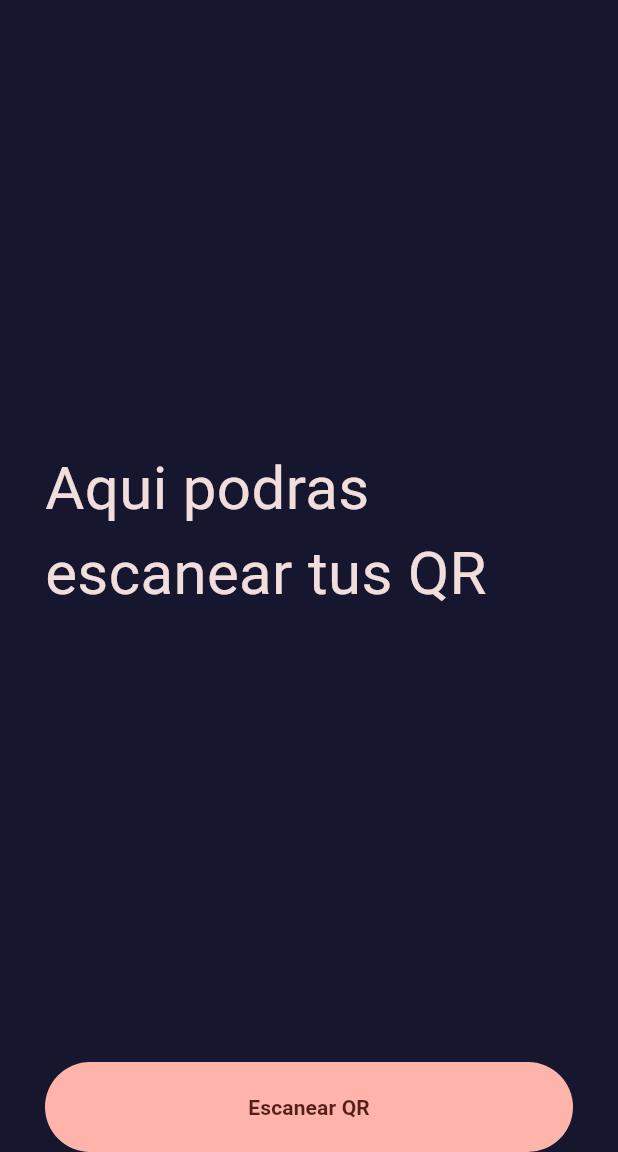
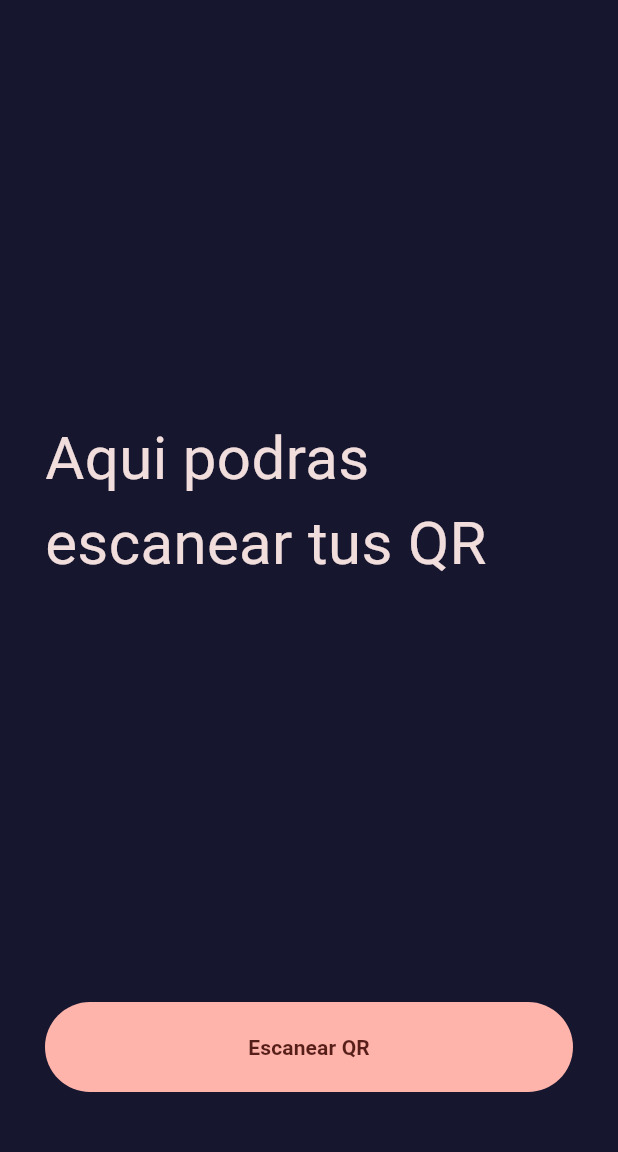
Before and after one commit to jbaptistadev/QR-scanner-app, a Flutter app: the QRScannerScreen screen opened by its route, on a phone screen of 412 x 824 dp, the part 84-1236 px from its top. Run offline on Flutter 3.47's test engine with Material 3 defaults, Android fonts, the phone set to English and light mode, and no system bars; our stand-ins replace equatable, flutter_bloc, flutter_dotenv, formz, go_router, sqflite; missing offline and left inert: encrypt_shared_preferences; accounts and stored records are empty.

Commit message:
Add padding to QR scanner button for improved layout

```diff
--- a/lib/presentation/screens/qr_scanner/qr-scanner_screen.dart
+++ b/lib/presentation/screens/qr_scanner/qr-scanner_screen.dart
@@ -29,9 +29,12 @@ class QRScannerScreen extends StatelessWidget {
               SizedBox(),
               Text('Aqui podras escanear tus QR',
                   style: TextStyle(fontSize: 40)),
-              CustomFilledButton(
-                text: 'Escanear QR',
-                onPressed: () {},
+              Padding(
+                padding: EdgeInsets.only(bottom: 40),
+                child: CustomFilledButton(
+                  text: 'Escanear QR',
+                  onPressed: () {},
+                ),
               )
             ],
           ),
```
